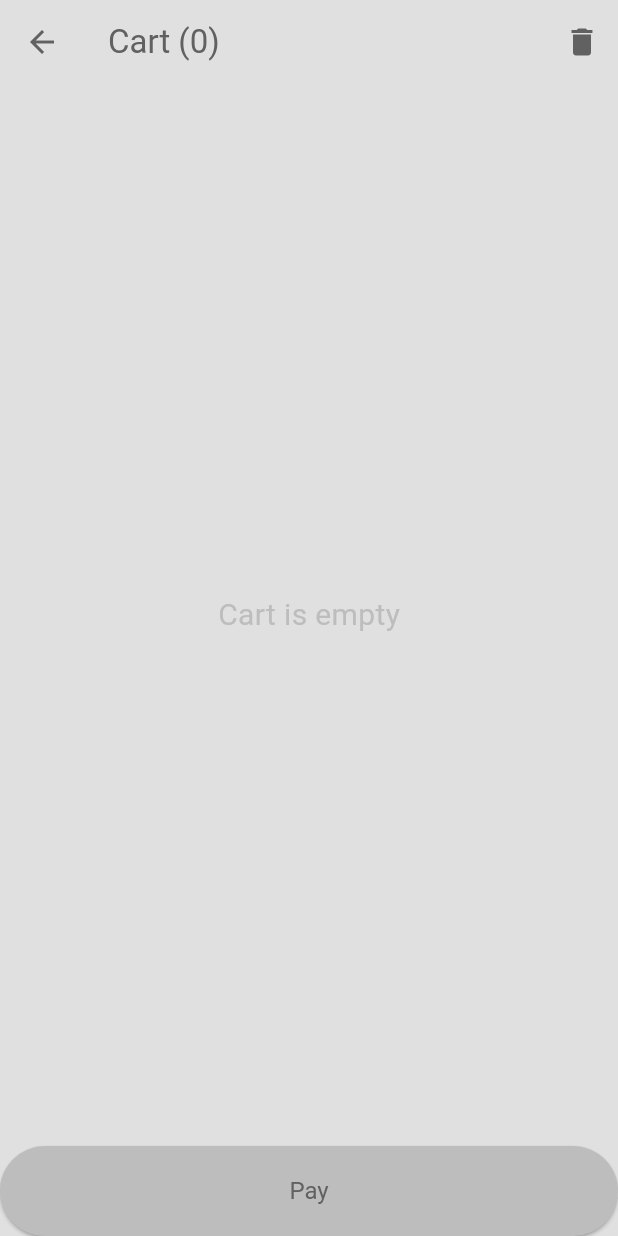
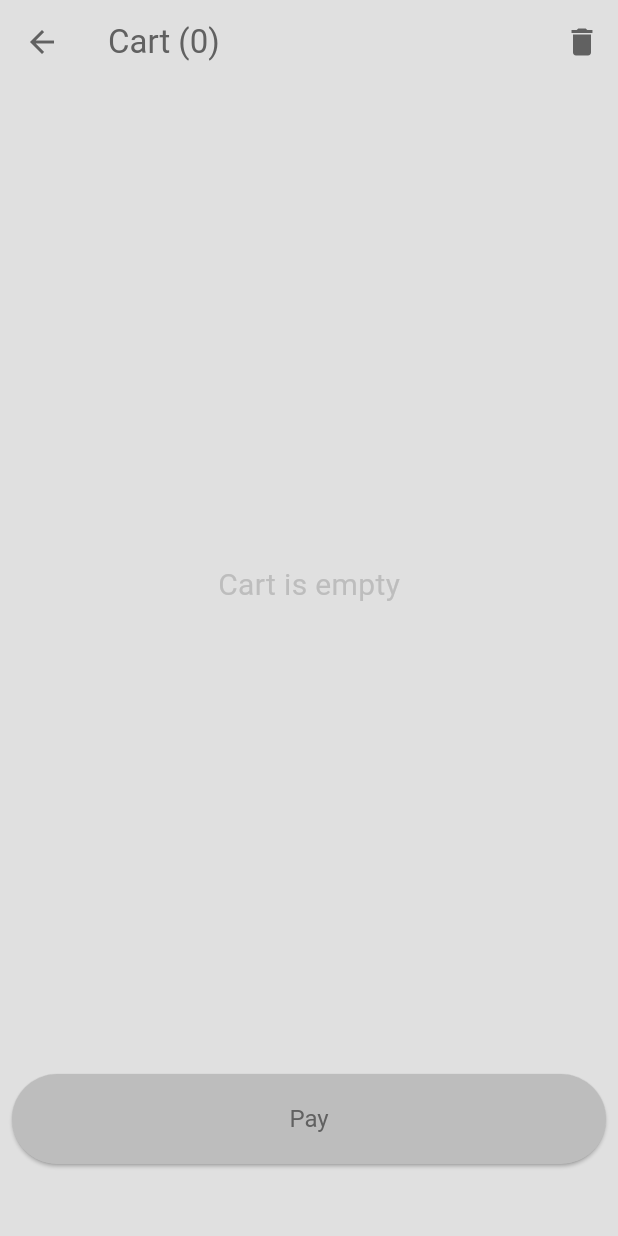
Before and after one commit to GabbenPapa/Flutter_food-delivery-app, a Flutter app: the CartScreen screen opened by its route, on a phone screen of 412 x 824 dp. Run offline on Flutter 3.47's test engine with Material 3 defaults, Android fonts, the phone set to English and light mode, and no system bars; our stand-ins replace shared_preferences; accounts and stored records are empty.

Commit message:
Fix pay button

```diff
--- a/lib/comonents/cart_tile.dart
+++ b/lib/comonents/cart_tile.dart
@@ -17,7 +17,7 @@ class CartTile extends StatelessWidget {
           color: Theme.of(context).colorScheme.tertiary,
           borderRadius: BorderRadius.circular(8),
         ),
-        margin: EdgeInsets.symmetric(horizontal: 15, vertical: 10),
+        margin: EdgeInsets.symmetric(horizontal: 8, vertical: 10),
         child: Column(
           children: [
             Padding(
--- a/lib/pages/cart_screen.dart
+++ b/lib/pages/cart_screen.dart
@@ -58,7 +58,10 @@ class CartScreen extends StatelessWidget {
             ),
           ],
         ),
-        body: Column(
+        body: SafeArea(
+          child: Padding(
+            padding: const EdgeInsets.all(8.0),
+            child: Column(
               children: [
                 Expanded(
                   child: Column(
@@ -69,7 +72,8 @@ class CartScreen extends StatelessWidget {
                                 child: Text(
                                   "Cart is empty",
                                   style: TextStyle(
-                                color: Theme.of(context).colorScheme.primary,
+                                    color:
+                                        Theme.of(context).colorScheme.primary,
                                     fontSize: 20,
                                   ),
                                 ),
@@ -90,8 +94,7 @@ class CartScreen extends StatelessWidget {
                     ],
                   ),
                 ),
-            SafeArea(
-              child: SizedBox(
+                SizedBox(
                   width: double.infinity,
                   height: 60,
                   child: ElevatedButton(
@@ -108,8 +111,27 @@ class CartScreen extends StatelessWidget {
                     ),
                   ),
                 ),
+                // Container(
+                //   padding: const EdgeInsets.all(16.0),
+                //   width: double.infinity,
+                //   child: ElevatedButton(
+                //     style: ElevatedButton.styleFrom(
+                //       textStyle: const TextStyle(fontSize: 25),
+                //       backgroundColor: Theme.of(context).colorScheme.primary,
+                //       foregroundColor:
+                //           Theme.of(context).colorScheme.inversePrimary,
+                //     ),
+                //     onPressed: () => {},
+                //     child: const Text(
+                //       "Pay",
+                //       style: TextStyle(fontSize: 16),
+                //     ),
+                //   ),
+                // ),
+                const SizedBox(height: 40),
+              ],
             ),
-          ],
+          ),
         ),
       );
     });
```
Lines whose indentation alone changed are shown as unchanged.
